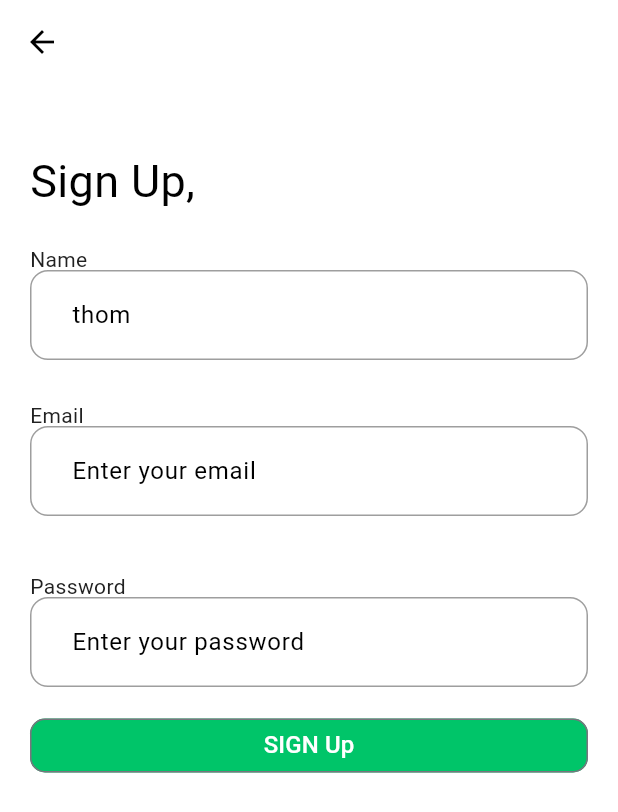
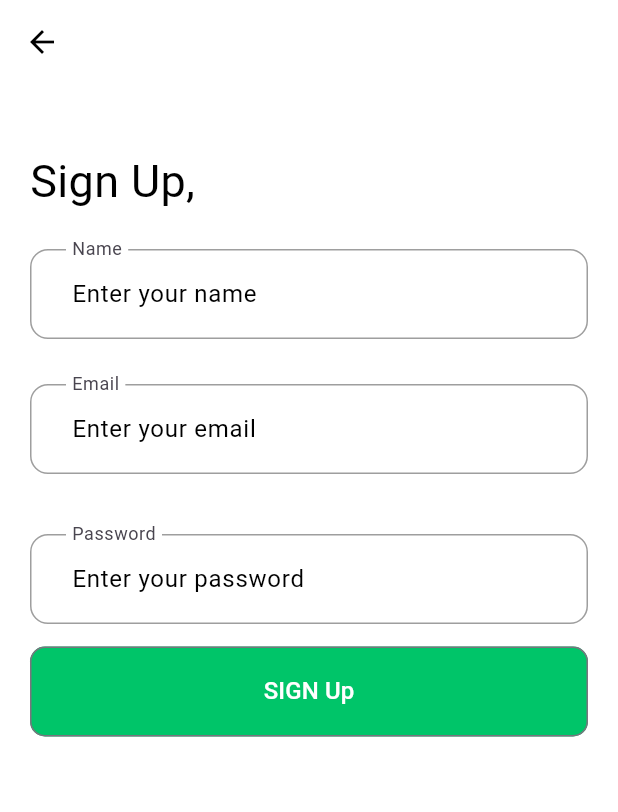
Before and after one commit to Thomas-Owusu/ecommerce-cart, a Flutter app: the screen it shows after launch, after a tap on "Sign Up", on a phone screen of 412 x 824 dp. Shown: the top 812 px of the screen. Run offline on Flutter 3.47's test engine with Material 3 defaults, Android fonts, the light colour scheme and no system bars; our stand-ins replace cloud_firestore, firebase_auth, firebase_core, get, google_sign_in; missing offline and left inert: flutter_facebook_auth; accounts and stored records are empty; Roboto replaces fonts that are missing (SourceSans).

Commit message:
custom-buttom-changes

```diff
--- a/lib/view/auth/login_view.dart
+++ b/lib/view/auth/login_view.dart
@@ -65,7 +65,7 @@ class LoginView extends GetWidget<AuthViewModel> {
                 height: 30,
               ),
               CustomTextFormField(
-                text: 'Email',
+                labelText: 'Email',
                 hint: 'Enter your email',
                 onSave: (value) {
                   controller.email = value!;
@@ -80,7 +80,7 @@ class LoginView extends GetWidget<AuthViewModel> {
                 height: 40,
               ),
               CustomTextFormField(
-                text: 'Password',
+                labelText: 'Password',
                 hint: 'Enter your password',
                 onSave: (value) {
                   controller.password = value!;
--- a/lib/view/auth/register_view.dart
+++ b/lib/view/auth/register_view.dart
@@ -46,8 +46,8 @@ class RegisterView extends GetWidget<AuthViewModel> {
                 height: 30,
               ),
               CustomTextFormField(
-                text: 'Name',
-                hint: 'thom',
+                labelText: 'Name',
+                hint: 'Enter your name',
                 onSave: (value) {
                   controller.name = value!;
                 },
@@ -61,7 +61,7 @@ class RegisterView extends GetWidget<AuthViewModel> {
                 height: 30,
               ),
               CustomTextFormField(
-                text: 'Email',
+                labelText: 'Email',
                 hint: 'Enter your email',
                 onSave: (value) {
                   controller.email = value!;
@@ -76,7 +76,7 @@ class RegisterView extends GetWidget<AuthViewModel> {
                 height: 40,
               ),
               CustomTextFormField(
-                text: 'Password',
+                labelText: 'Password',
                 hint: 'Enter your password',
                 onSave: (value) {
                   controller.password = value!;
--- a/lib/view/widgets/custom_buttom.dart
+++ b/lib/view/widgets/custom_buttom.dart
@@ -5,30 +5,32 @@ import 'custom_text.dart';
 
 class CustomButton extends StatelessWidget {
   final String text;
+  final Color color;
+  final VoidCallback? onPress;
+  final double height;
 
-  final Color color;
-
-  final VoidCallback? onPress;
-
-  final ButtonStyle outlineButtonStyle = OutlinedButton.styleFrom(
-    backgroundColor: primaryColor,
-    minimumSize: const Size(88, 36),
-    padding: const EdgeInsets.all(10),
-    shape: RoundedRectangleBorder(
-      borderRadius: BorderRadius.circular(10.0),
-    ),
-  );
   CustomButton({
     Key? key,
     required this.onPress,
     this.text = 'Write text ',
     this.color = primaryColor,
+    this.height = 60, // default bigger height
   }) : super(key: key);
 
   @override
   Widget build(BuildContext context) {
-    return OutlinedButton(
-      style: outlineButtonStyle,
+    return SizedBox(
+      width: double.infinity,
+      height: height,
+      child: OutlinedButton(
+        style: OutlinedButton.styleFrom(
+          backgroundColor: color,
+          minimumSize: Size(double.infinity, height),
+          padding: const EdgeInsets.symmetric(vertical: 18),
+          shape: RoundedRectangleBorder(
+            borderRadius: BorderRadius.circular(10.0),
+          ),
+        ),
         onPressed: onPress,
         child: CustomText(
           alignment: Alignment.center,
@@ -36,6 +38,7 @@ class CustomButton extends StatelessWidget {
           color: Colors.white,
           maxLine: 2,
         ),
+      ),
     );
   }
 }
--- a/lib/view/widgets/custom_text_form_field.dart
+++ b/lib/view/widgets/custom_text_form_field.dart
@@ -3,17 +3,15 @@
 import 'custom_text.dart';
 
 class CustomTextFormField extends StatelessWidget {
-  final String text;
-
   final String hint;
-
+  final String labelText;
   final FormFieldSetter<String>? onSave;
   final FormFieldValidator<String>? validator;
 
   const CustomTextFormField({
     Key? key,
-    required this.text,
     required this.hint,
+    required this.labelText,
     required this.onSave,
     required this.validator,
   }) : super(key: key);
@@ -22,15 +20,12 @@
   Widget build(BuildContext context) {
     return Column(
       children: [
-        CustomText(
-          text: text,
-          fontSize: 14,
-          color: Colors.grey.shade900, maxLine: 2,
-        ),
         TextFormField(
           onSaved: onSave,
           validator: validator,
           decoration: InputDecoration(
+            labelText: labelText,
+            floatingLabelBehavior: FloatingLabelBehavior.always,
             hintText: hint,
             hintStyle: const TextStyle(
               color: Colors.black,
```
Lines whose indentation alone changed are shown as unchanged.
